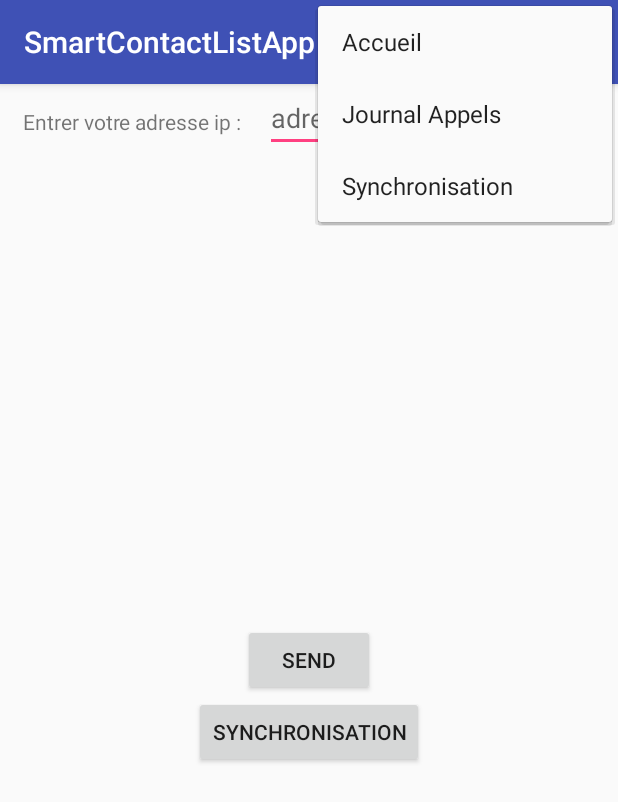
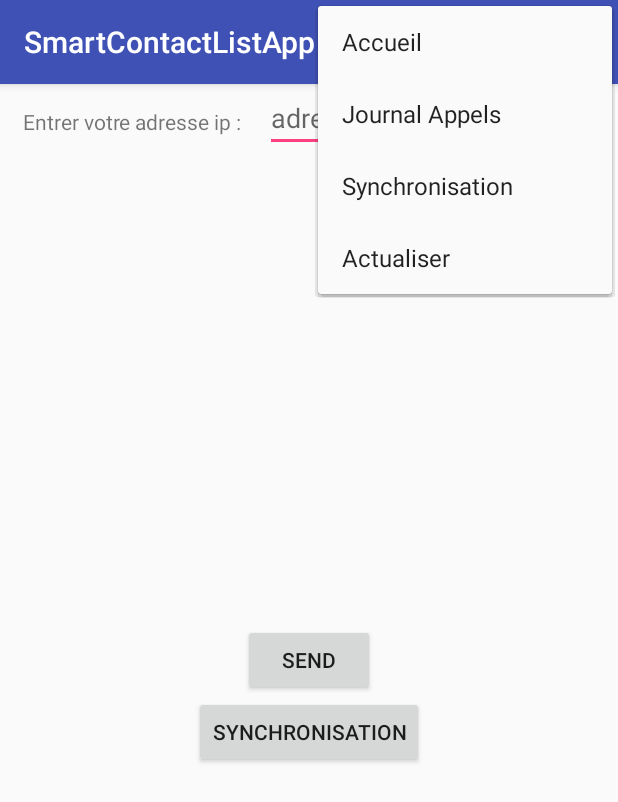
Before and after one commit to gatienchapon/SmartContactList, an Android app: the SynchronisationActivity screen opened directly, with no data from a screen before it, with the options menu open, on a phone screen of 412 x 824 dp. Shown: the top 802 px of the screen. Run offline under Robolectric (Android 15) with nearby library versions, the phone set to English and light mode, and no system bars.

Commit message:
Ajout du bouton actualiser

```diff
--- a/SmartContactListApp/app/src/main/res/menu/menu_main.xml
+++ b/SmartContactListApp/app/src/main/res/menu/menu_main.xml
@@ -17,4 +17,9 @@
         android:orderInCategory="100"
         android:title="Synchronisation"
         app:showAsAction="never" />
+    <item
+        android:id="@+id/actualiser"
+        android:orderInCategory="100"
+        android:title="Actualiser"
+        app:showAsAction="never" />
 </menu>
```
Also changed, not shown: SmartContactListApp/app/src/main/java/fr/unice/polytech/smartcontactlistapp/contactList/PrintContactListActivity.java (+7 -0 lines).
